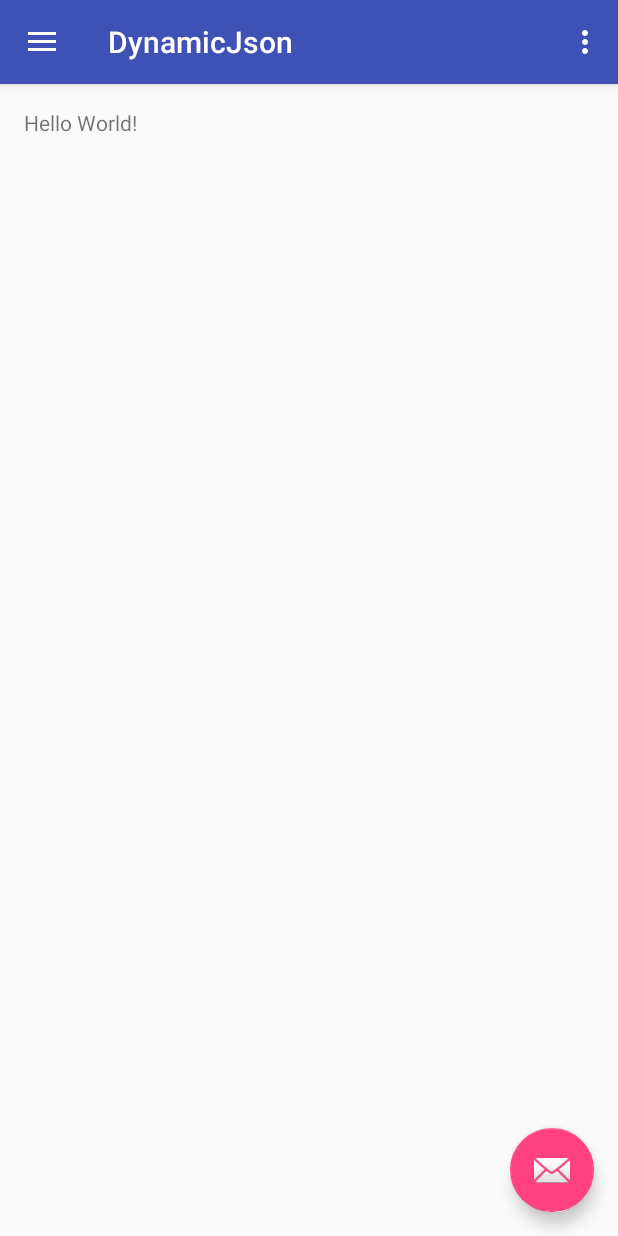
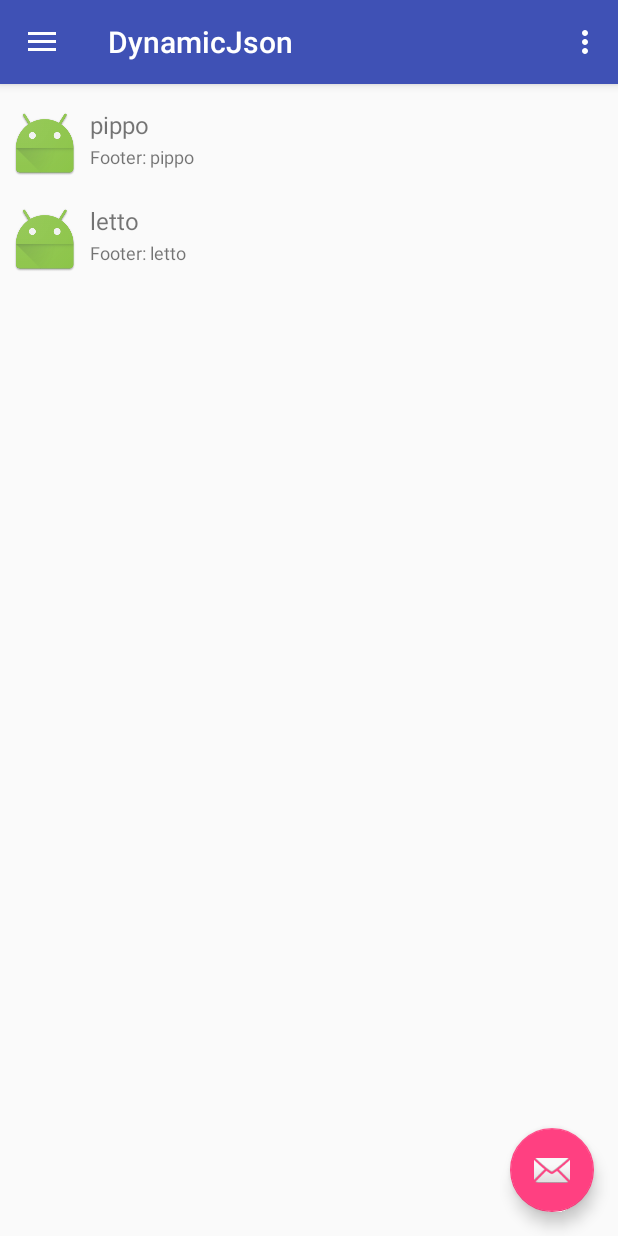
Before and after one commit to lukluca/dynamicjson, an Android app: the screen it shows after launch (MainActivity), on a phone screen of 412 x 824 dp. Run offline under Robolectric (Android 15) with nearby library versions, the phone set to English and light mode, and no system bars.

Commit message:
added tableRecycleView

```diff
--- /dev/null
+++ b/app/src/main/java/com/lukluca/dynamicjson/JsonTableRecycleView.java
@@ -0,0 +1,80 @@
+package com.lukluca.dynamicjson;
+import java.util.ArrayList;
+
+import android.support.v7.widget.RecyclerView;
+import android.view.LayoutInflater;
+import android.view.View;
+import android.view.View.OnClickListener;
+import android.view.ViewGroup;
+import android.widget.TextView;
+
+public class JsonTableRecycleView extends RecyclerView.Adapter<JsonTableRecycleView.ViewHolder> {
+    private ArrayList<String> mDataset;
+
+    // Provide a reference to the views for each data item
+    // Complex data items may need more than one view per item, and
+    // you provide access to all the views for a data item in a view holder
+    public class ViewHolder extends RecyclerView.ViewHolder {
+        // each data item is just a string in this case
+        public TextView txtHeader;
+        public TextView txtFooter;
+
+        public ViewHolder(View v) {
+            super(v);
+            txtHeader = (TextView) v.findViewById(R.id.firstLine);
+            txtFooter = (TextView) v.findViewById(R.id.secondLine);
+        }
+    }
+
+    public void add(int position, String item) {
+        mDataset.add(position, item);
+        notifyItemInserted(position);
+    }
+
+    public void remove(String item) {
+        int position = mDataset.indexOf(item);
+        mDataset.remove(position);
+        notifyItemRemoved(position);
+    }
+
+    // Provide a suitable constructor (depends on the kind of dataset)
+    public JsonTableRecycleView(ArrayList<String> myDataset) {
+        mDataset = myDataset;
+    }
+
+    // Create new views (invoked by the layout manager)
+    @Override
+    public JsonTableRecycleView.ViewHolder onCreateViewHolder(ViewGroup parent,
+                                                   int viewType) {
+        // create a new view
+        View v = LayoutInflater.from(parent.getContext()).inflate(R.layout.row_json, parent, false);
+        // set the view's size, margins, paddings and layout parameters
+        ViewHolder vh = new ViewHolder(v);
+        return vh;
+    }
+
+    // Replace the contents of a view (invoked by the layout manager)
+    @Override
+    public void onBindViewHolder(ViewHolder holder, int position) {
+        // - get element from your dataset at this position
+        // - replace the contents of the view with that element
+        final String name = mDataset.get(position);
+        holder.txtHeader.setText(mDataset.get(position));
+        holder.txtHeader.setOnClickListener(new OnClickListener() {
+            @Override
+            public void onClick(View v) {
+                remove(name);
+            }
+        });
+
+        holder.txtFooter.setText("Footer: " + mDataset.get(position));
+
+    }
+
+    // Return the size of your dataset (invoked by the layout manager)
+    @Override
+    public int getItemCount() {
+        return mDataset.size();
+    }
+
+}
--- a/app/src/main/java/com/lukluca/dynamicjson/MainActivity.java
+++ b/app/src/main/java/com/lukluca/dynamicjson/MainActivity.java
@@ -3,6 +3,8 @@ package com.lukluca.dynamicjson;
 import android.os.Bundle;
 import android.support.design.widget.FloatingActionButton;
 import android.support.design.widget.Snackbar;
+import android.support.v7.widget.LinearLayoutManager;
+import android.support.v7.widget.RecyclerView;
 import android.view.View;
 import android.support.design.widget.NavigationView;
 import android.support.v4.view.GravityCompat;
@@ -13,8 +15,14 @@ import android.support.v7.widget.Toolbar;
 import android.view.Menu;
 import android.view.MenuItem;
 
+import java.util.ArrayList;
+
 public class MainActivity extends AppCompatActivity
         implements NavigationView.OnNavigationItemSelectedListener {
+
+    private RecyclerView mRecyclerView;
+    private RecyclerView.Adapter mAdapter;
+    private RecyclerView.LayoutManager mLayoutManager;
 
     @Override
     protected void onCreate(Bundle savedInstanceState) {
@@ -35,11 +43,30 @@ public class MainActivity extends AppCompatActivity
         DrawerLayout drawer = (DrawerLayout) findViewById(R.id.drawer_layout);
         ActionBarDrawerToggle toggle = new ActionBarDrawerToggle(
                 this, drawer, toolbar, R.string.navigation_drawer_open, R.string.navigation_drawer_close);
-        drawer.setDrawerListener(toggle);
+        drawer.addDrawerListener(toggle);
         toggle.syncState();
 
         NavigationView navigationView = (NavigationView) findViewById(R.id.nav_view);
         navigationView.setNavigationItemSelectedListener(this);
+
+        mRecyclerView = (RecyclerView) findViewById(R.id.my_recycler_view);
+
+        // use this setting to improve performance if you know that changes
+        // in content do not change the layout size of the RecyclerView
+        mRecyclerView.setHasFixedSize(true);
+
+        // use a linear layout manager
+        mLayoutManager = new LinearLayoutManager(this);
+        mRecyclerView.setLayoutManager(mLayoutManager);
+
+        // specify an adapter (see also next example)
+        ArrayList<String> myDataset = new ArrayList<>();
+        myDataset.add(0, "casa");
+        myDataset.add(1, "pippo");
+        myDataset.add(2, "letto");
+
+        mAdapter = new JsonTableRecycleView(myDataset);
+        mRecyclerView.setAdapter(mAdapter);
     }
 
     @Override
--- a/app/src/main/res/layout/content_main.xml
+++ b/app/src/main/res/layout/content_main.xml
@@ -1,19 +1,17 @@
 <?xml version="1.0" encoding="utf-8"?>
 <RelativeLayout xmlns:android="http://schemas.android.com/apk/res/android"
-    xmlns:app="http://schemas.android.com/apk/res-auto"
     xmlns:tools="http://schemas.android.com/tools"
     android:layout_width="match_parent"
     android:layout_height="match_parent"
-    android:paddingBottom="@dimen/activity_vertical_margin"
-    android:paddingLeft="@dimen/activity_horizontal_margin"
-    android:paddingRight="@dimen/activity_horizontal_margin"
-    android:paddingTop="@dimen/activity_vertical_margin"
-    app:layout_behavior="@string/appbar_scrolling_view_behavior"
-    tools:context="com.lukluca.dynamicjson.MainActivity"
-    tools:showIn="@layout/app_bar_main">
+    tools:context="com.lukluca.dynamicjson.MainActivity" >
 
-    <TextView
-        android:layout_width="wrap_content"
-        android:layout_height="wrap_content"
-        android:text="Hello World!" />
+    <!-- A RecyclerView with some commonly used attributes -->
+
+    <android.support.v7.widget.RecyclerView
+        android:id="@+id/my_recycler_view"
+        android:layout_width="match_parent"
+        android:layout_height="match_parent"
+        android:scrollbars="vertical" />
+
+
 </RelativeLayout>
--- /dev/null
+++ b/app/src/main/res/layout/row_json.xml
@@ -0,0 +1,42 @@
+<?xml version="1.0" encoding="utf-8"?>
+<RelativeLayout xmlns:android="http://schemas.android.com/apk/res/android"
+    android:layout_width="fill_parent"
+    android:layout_height="?android:attr/listPreferredItemHeight"
+    android:padding="6dip" >
+
+    <ImageView
+        android:id="@+id/icon"
+        android:layout_width="wrap_content"
+        android:layout_height="fill_parent"
+        android:layout_alignParentBottom="true"
+        android:layout_alignParentTop="true"
+        android:layout_marginRight="6dip"
+        android:contentDescription="Json icon"
+        android:src="@mipmap/ic_launcher" />
+
+    <TextView
+        android:id="@+id/secondLine"
+        android:layout_width="fill_parent"
+        android:layout_height="26dip"
+        android:layout_alignParentBottom="true"
+        android:layout_alignParentRight="true"
+        android:layout_toRightOf="@id/icon"
+        android:ellipsize="marquee"
+        android:singleLine="true"
+        android:text="Description"
+        android:textSize="12sp" />
+
+    <TextView
+        android:id="@+id/firstLine"
+        android:layout_width="fill_parent"
+        android:layout_height="wrap_content"
+        android:layout_above="@id/secondLine"
+        android:layout_alignParentRight="true"
+        android:layout_alignParentTop="true"
+        android:layout_alignWithParentIfMissing="true"
+        android:layout_toRightOf="@id/icon"
+        android:gravity="center_vertical"
+        android:text="Example application"
+        android:textSize="16sp" />
+
+</RelativeLayout>
```
